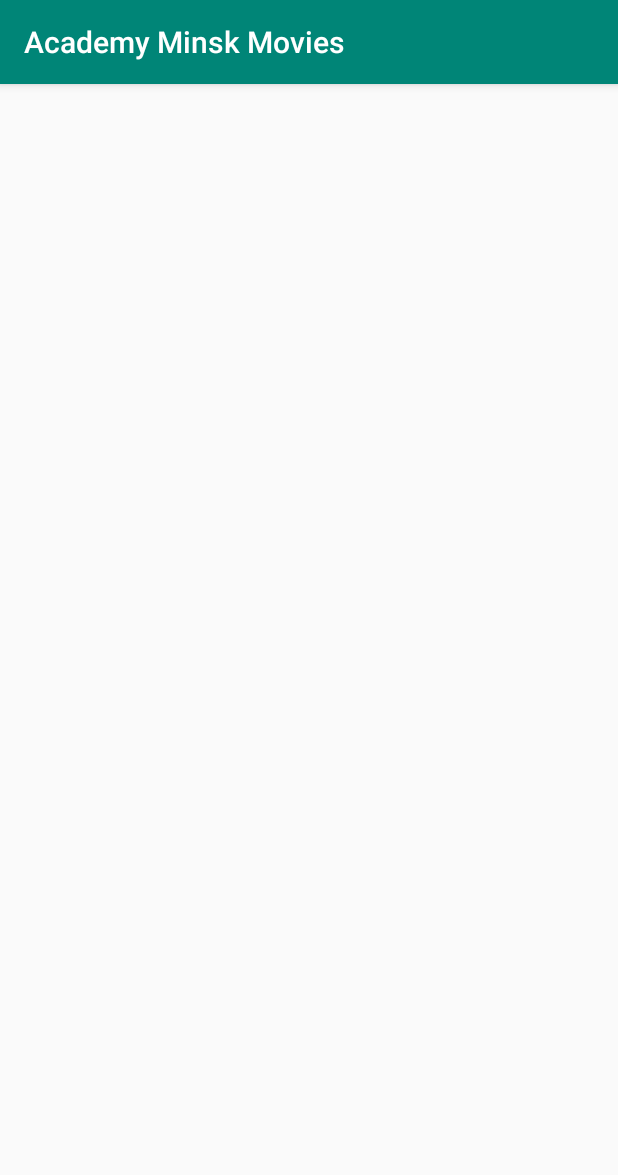
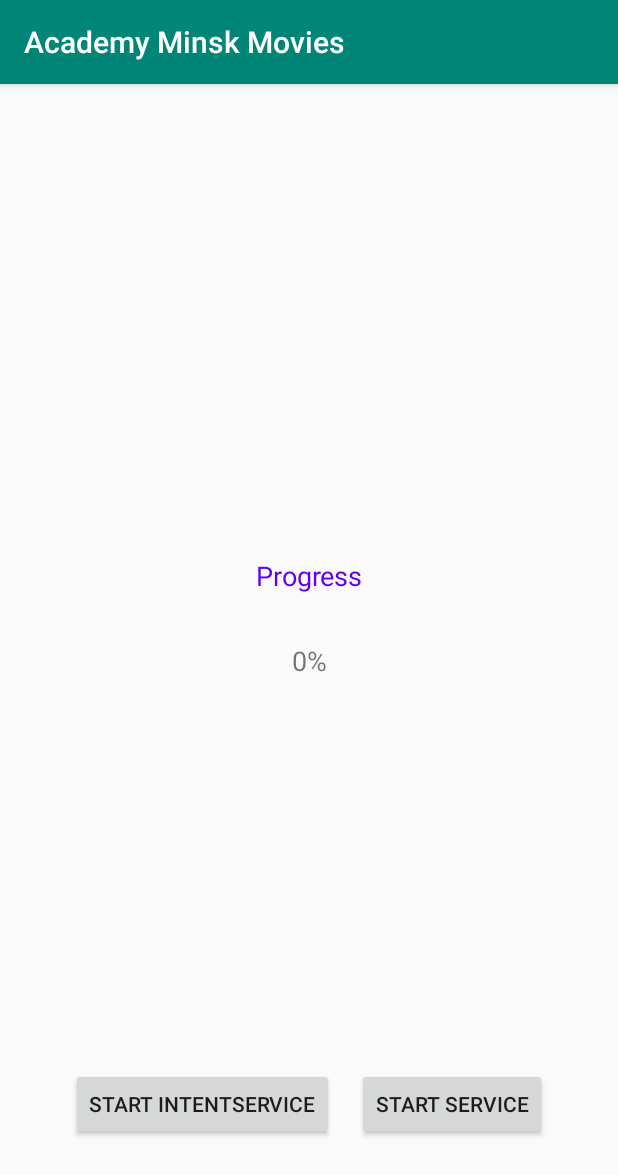
Before and after one commit to KirillZhelt/MovieNight, an Android app: the screen it shows after launch (ServiceActivity), in the options menu, after a tap on "Open Background Service Activity", on a phone screen of 412 x 824 dp. Shown: the top 1175 px of the screen. Run offline under Robolectric (Android 15) with nearby library versions, the phone set to English and light mode, and no system bars; our stand-ins replace Room's generated code; pictures from the network do not load; 1 statement that could not run was skipped.

Commit message:
Create BackgroundProgressReceiver

```diff
--- /dev/null
+++ b/app/src/main/java/dev/kirillzhelt/androidacademyapp/services/BackgroundProgressReceiver.kt
@@ -0,0 +1,22 @@
+package dev.kirillzhelt.androidacademyapp.services
+
+import android.content.BroadcastReceiver
+import android.content.Context
+import android.content.Intent
+
+class BackgroundProgressReceiver(val listener: (Int) -> Unit): BroadcastReceiver() {
+
+    companion object {
+        const val PROGRESS_UPDATE_ACTION = "PROGRESS_UPDATE_ACTION"
+
+        const val PROGRESS_VALUE_KEY = "PROGRESS_VALUE_KEY"
+
+        const val PROGRESS_STATUS = "PROGRESS_STATUS"
+    }
+
+    override fun onReceive(context: Context?, intent: Intent?) {
+        val progress = intent?.getIntExtra(PROGRESS_VALUE_KEY, -1) ?: -1
+
+        listener(progress)
+    }
+}
--- a/app/src/main/java/dev/kirillzhelt/androidacademyapp/services/ServiceActivity.kt
+++ b/app/src/main/java/dev/kirillzhelt/androidacademyapp/services/ServiceActivity.kt
@@ -1,13 +1,55 @@
 package dev.kirillzhelt.androidacademyapp.services
 
+import android.content.IntentFilter
 import androidx.appcompat.app.AppCompatActivity
 import android.os.Bundle
+import android.widget.Button
+import android.widget.TextView
 import dev.kirillzhelt.androidacademyapp.R
 
 class ServiceActivity : AppCompatActivity() {
 
+    private lateinit var progressTextView: TextView
+
+    private var backgroundProgressReceiver: BackgroundProgressReceiver? = null
+
     override fun onCreate(savedInstanceState: Bundle?) {
         super.onCreate(savedInstanceState)
         setContentView(R.layout.activity_service)
+
+        progressTextView = findViewById(R.id.activity_service_progress_tv)
+
+        findViewById<Button>(R.id.activity_service_start_intent_service_btn).setOnClickListener {
+
+        }
+
+        findViewById<Button>(R.id.activity_service_start_service_btn).setOnClickListener {
+
+        }
+    }
+
+    override fun onResume() {
+        super.onResume()
+
+        subscribeForProgressUpdates()
+    }
+
+    override fun onPause() {
+        if (backgroundProgressReceiver != null) {
+            unregisterReceiver(backgroundProgressReceiver)
+        }
+
+        super.onPause()
+    }
+
+    private fun subscribeForProgressUpdates() {
+        if (backgroundProgressReceiver == null) {
+            backgroundProgressReceiver = BackgroundProgressReceiver { progress ->
+                progressTextView.text = progress.toString()
+            }
+        }
+
+        val progressUpdateActionFilter = IntentFilter(BackgroundProgressReceiver.PROGRESS_UPDATE_ACTION)
+        registerReceiver(backgroundProgressReceiver, progressUpdateActionFilter)
     }
 }
--- a/app/src/main/res/layout/activity_service.xml
+++ b/app/src/main/res/layout/activity_service.xml
@@ -6,4 +6,49 @@
         android:layout_height="match_parent"
         tools:context=".services.ServiceActivity">
 
+    <TextView
+            android:id="@+id/activity_service_progress_tv"
+            android:layout_width="wrap_content"
+            android:layout_height="wrap_content"
+            android:text="@string/zero"
+            android:textSize="18sp"
+            app:layout_constraintBottom_toBottomOf="parent"
+            app:layout_constraintEnd_toEndOf="parent"
+            app:layout_constraintStart_toStartOf="parent"
+            app:layout_constraintTop_toTopOf="parent" />
+
+    <TextView
+            android:id="@+id/textView2"
+            android:layout_width="wrap_content"
+            android:layout_height="wrap_content"
+            android:layout_marginBottom="32dp"
+            android:text="@string/progress"
+            android:textColor="@color/design_default_color_primary"
+            android:textSize="18sp"
+            app:layout_constraintBottom_toTopOf="@+id/activity_service_progress_tv"
+            app:layout_constraintEnd_toEndOf="parent"
+            app:layout_constraintStart_toStartOf="parent" />
+
+    <Button
+            android:id="@+id/activity_service_start_intent_service_btn"
+            android:layout_width="wrap_content"
+            android:layout_height="wrap_content"
+            android:layout_marginStart="32dp"
+            android:layout_marginBottom="64dp"
+            android:text="@string/start_intent_service"
+            app:layout_constraintBottom_toBottomOf="parent"
+            app:layout_constraintEnd_toStartOf="@+id/activity_service_start_service_btn"
+            app:layout_constraintHorizontal_bias="0.5"
+            app:layout_constraintStart_toStartOf="parent" />
+
+    <Button
+            android:id="@+id/activity_service_start_service_btn"
+            android:layout_width="wrap_content"
+            android:layout_height="wrap_content"
+            android:layout_marginEnd="32dp"
+            android:text="@string/start_service"
+            app:layout_constraintBaseline_toBaselineOf="@+id/activity_service_start_intent_service_btn"
+            app:layout_constraintEnd_toEndOf="parent"
+            app:layout_constraintHorizontal_bias="0.5"
+            app:layout_constraintStart_toEndOf="@+id/activity_service_start_intent_service_btn" />
 </androidx.constraintlayout.widget.ConstraintLayout>
--- a/app/src/main/res/values/strings.xml
+++ b/app/src/main/res/values/strings.xml
@@ -50,5 +50,9 @@
     <string name="coroutines_title">Coroutines</string>
     <string name="thread_handler_title">ThreadHandler</string>
     <string name="menu_background_service">Open Background Service Activity</string>
+    <string name="progress">Progress</string>
+    <string name="start_intent_service">Start IntentService</string>
+    <string name="start_service">Start Service</string>
+    <string name="zero">0%</string>
 
 </resources>
```
